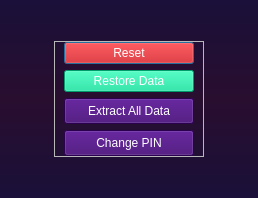
Qt form Designer/ParentalSetting.ui (Soon156/AlignPosition) before a commit.
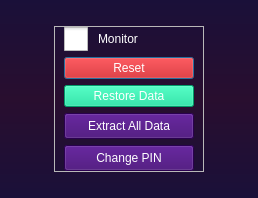
The same form after that commit. Icons and pictures are not drawn.

What changed in the file:
```diff
--- a/Designer/ParentalSetting.ui
+++ b/Designer/ParentalSetting.ui
@@ -46,6 +46,32 @@
       <property name="bottomMargin">
        <number>0</number>
       </property>
+      <item>
+       <widget class="QCheckBox" name="monitor_setting_box">
+        <property name="styleSheet">
+         <string notr="true">QCheckBox {
+    spacing: 10px;
+}
+
+QCheckBox::indicator {
+    width: 24px;
+    height: 24px;
+}
+
+QCheckBox::indicator:unchecked {
+    image: url(:/icon/icons8-toggle-off-48.png);
+}
+
+QCheckBox::indicator:checked {
+    image: url(:/icon/icons8-toggle-on-48.png);
+}
+</string>
+        </property>
+        <property name="text">
+         <string>Monitor</string>
+        </property>
+       </widget>
+      </item>
       <item>
        <widget class="QPushButton" name="reset_parental_btn">
         <property name="minimumSize">
```
Left out of the diff: 3 changed lines with no effect on the pictures.
